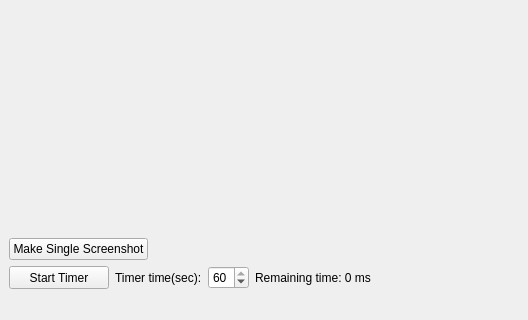
Old version of the form src/mainwindow.ui in the repository dindin28/Screenshoter; both pictures show x 0 to 528 and y 280 to 600 of the 800 by 600 pixel window.
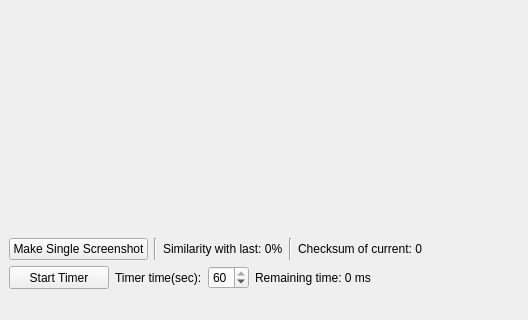
New version of the form.

Commit message: Add screenshot comparsion and checksum

The edit to the form file:
```diff
--- a/src/mainwindow.ui
+++ b/src/mainwindow.ui
@@ -61,6 +61,34 @@
         </property>
        </widget>
       </item>
+      <item>
+       <widget class="Line" name="line">
+        <property name="orientation">
+         <enum>Qt::Vertical</enum>
+        </property>
+       </widget>
+      </item>
+      <item>
+       <widget class="QLabel" name="similarityLabel">
+        <property name="text">
+         <string>Similarity with last: 0%</string>
+        </property>
+       </widget>
+      </item>
+      <item>
+       <widget class="Line" name="line_2">
+        <property name="orientation">
+         <enum>Qt::Vertical</enum>
+        </property>
+       </widget>
+      </item>
+      <item>
+       <widget class="QLabel" name="checksumLabel">
+        <property name="text">
+         <string>Checksum of current: 0</string>
+        </property>
+       </widget>
+      </item>
       <item>
        <spacer name="horizontalSpacer_2">
         <property name="orientation">
```
The commit also changes 2 other files.
